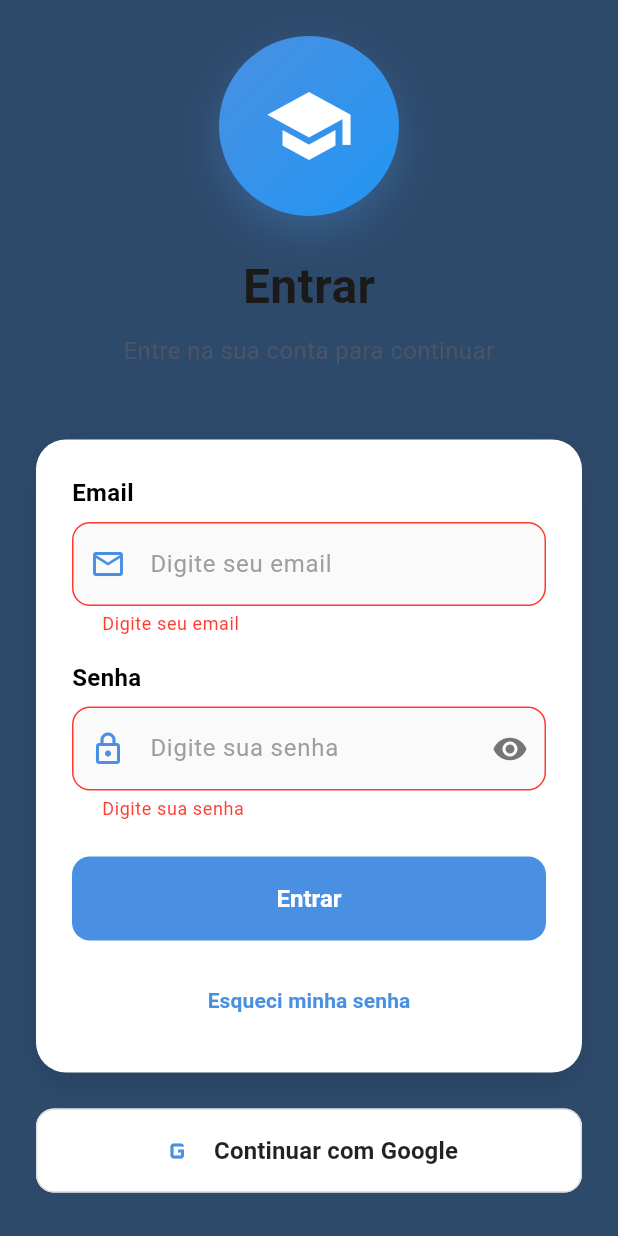
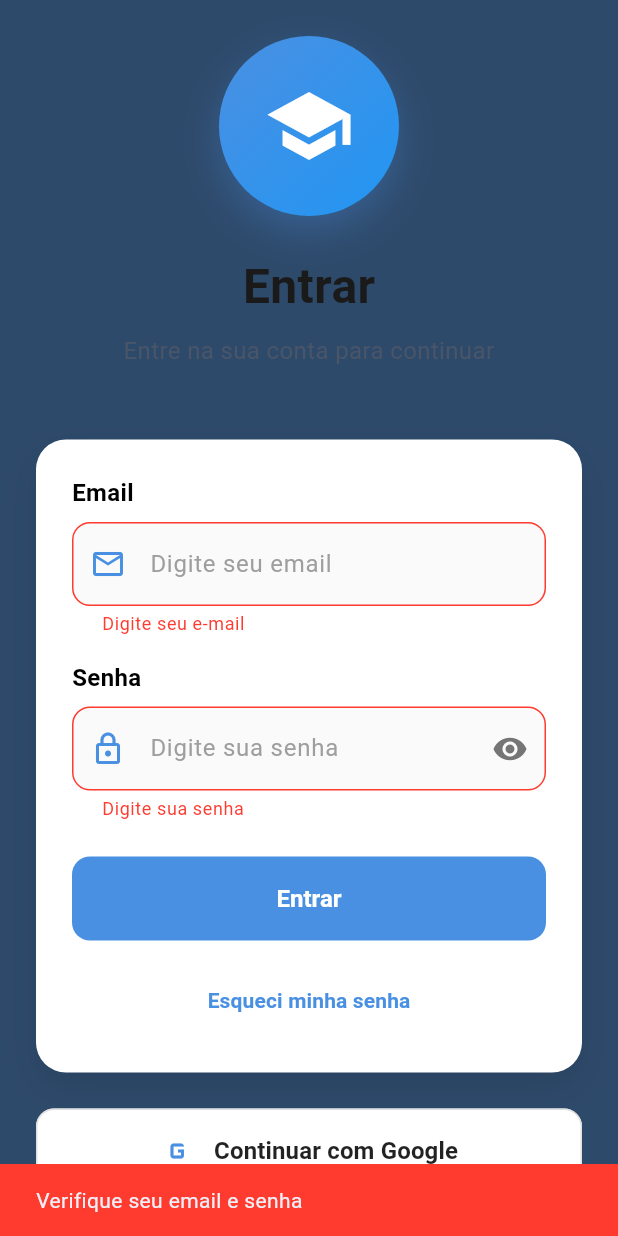
Before and after one commit to FabioSonats/enceja-plus, a Flutter app: the screen it shows after launch, after a tap on "Pular", after a tap on "Entrar", on a phone screen of 412 x 824 dp. Run offline on Flutter 3.47's test engine with Material 3 defaults, Android fonts, the phone set to English and light mode, and no system bars; our stand-ins replace cloud_firestore, equatable, firebase_auth, firebase_core, firebase_storage, flutter_bloc and 4 more; missing offline and left inert: dart:html; accounts and stored records are empty.

Commit message:
feat: implementar validaÃ§Ãµes robustas na tela de login
- Criar classe Validators com validaÃ§Ãµes reutilizÃ¡veis
- ValidaÃ§Ã£o de email com regex: ^[\w-\.]+@([\w-]+\.)+[\w-]{2,4}$
- ValidaÃ§Ã£o de senha forte para cadastro (8+ chars, maiÃºscula, minÃºscula, nÃºmero, sÃ­mbolo)
- ValidaÃ§Ã£o simples de senha para login (apenas nÃ£o vazia)
- Aplicar validaÃ§Ãµes diferentes para login e cadastro
- Melhorar feedback visual com mensagens de erro claras
- Validar email no diÃ¡logo de recuperaÃ§Ã£o de senha
- Impedir submissÃ£o do formulÃ¡rio sem validaÃ§Ã£o

```diff
--- /dev/null
+++ b/lib/core/utils/validators.dart
@@ -0,0 +1,66 @@
+/// Validações para formulários de autenticação
+
+class Validators {
+  /// Validação de email
+  ///
+  /// Regras:
+  /// - Não pode estar vazio
+  /// - Deve ter formato válido com @ e domínio
+  ///
+  /// Regex: ^[\w-\.]+@([\w-]+\.)+[\w-]{2,4}$
+  static String? validateEmail(String? value) {
+    if (value == null || value.isEmpty) {
+      return "Digite seu e-mail";
+    }
+
+    final emailRegex = RegExp(r'^[\w-\.]+@([\w-]+\.)+[\w-]{2,4}$');
+
+    if (!emailRegex.hasMatch(value)) {
+      return "E-mail inválido";
+    }
+
+    return null;
+  }
+
+  /// Validação de senha para cadastro
+  ///
+  /// Regras:
+  /// - Mínimo de 8 caracteres
+  /// - Pelo menos 1 letra maiúscula
+  /// - Pelo menos 1 letra minúscula
+  /// - Pelo menos 1 número
+  /// - Pelo menos 1 símbolo (@$!%*?&)
+  ///
+  /// Regex: ^(?=.*[a-z])(?=.*[A-Z])(?=.*\d)(?=.*[@$!%*?&])[A-Za-z\d@$!%*?&]{8,}$
+  static String? validatePasswordSignUp(String? value) {
+    if (value == null || value.isEmpty) {
+      return "Digite sua senha";
+    }
+
+    final passwordRegex = RegExp(
+      r'^(?=.*[a-z])(?=.*[A-Z])(?=.*\d)(?=.*[@$!%*?&])[A-Za-z\d@$!%*?&]{8,}$',
+    );
+
+    if (!passwordRegex.hasMatch(value)) {
+      return "A senha deve conter:\n"
+          "• 8+ caracteres\n"
+          "• Letra maiúscula\n"
+          "• Letra minúscula\n"
+          "• Número\n"
+          "• Símbolo (@\$!%*?&)";
+    }
+
+    return null;
+  }
+
+  /// Validação de senha para login (mais simples)
+  ///
+  /// Regras:
+  /// - Apenas verificar que não está vazia
+  static String? validatePasswordLogin(String? value) {
+    if (value == null || value.isEmpty) {
+      return "Digite sua senha";
+    }
+    return null;
+  }
+}
--- a/lib/presentation/views/auth/login_screen.dart
+++ b/lib/presentation/views/auth/login_screen.dart
@@ -3,6 +3,7 @@ import 'package:flutter_bloc/flutter_bloc.dart';
 import 'package:go_router/go_router.dart';
 import '../../../core/theme/app_theme.dart';
 import '../../../core/routes/app_routes.dart';
+import '../../../core/utils/validators.dart';
 import '../../blocs/auth_bloc.dart';
 import '../../widgets/auth/custom_text_field.dart';
 import '../../widgets/auth/auth_button.dart';
@@ -142,16 +143,7 @@ class _LoginScreenState extends State<LoginScreen> {
               hint: 'Digite seu email',
               keyboardType: TextInputType.emailAddress,
               prefixIcon: Icons.email_outlined,
-              validator: (value) {
-                if (value == null || value.isEmpty) {
-                  return 'Digite seu email';
-                }
-                if (!RegExp(r'^[\w-\.]+@([\w-]+\.)+[\w-]{2,4}$')
-                    .hasMatch(value)) {
-                  return 'Digite um email válido';
-                }
-                return null;
-              },
+              validator: Validators.validateEmail,
             ),
             const SizedBox(height: 16),
 
@@ -159,7 +151,9 @@ class _LoginScreenState extends State<LoginScreen> {
             CustomTextField(
               controller: _passwordController,
               label: 'Senha',
-              hint: 'Digite sua senha',
+              hint: _isSignUp
+                  ? 'Mínimo 8 caracteres com maiúscula, minúscula, número e símbolo'
+                  : 'Digite sua senha',
               obscureText: _obscurePassword,
               prefixIcon: Icons.lock_outlined,
               suffixIcon: IconButton(
@@ -173,15 +167,9 @@ class _LoginScreenState extends State<LoginScreen> {
                   });
                 },
               ),
-              validator: (value) {
-                if (value == null || value.isEmpty) {
-                  return 'Digite sua senha';
-                }
-                if (value.length < 6) {
-                  return 'A senha deve ter pelo menos 6 caracteres';
-                }
-                return null;
-              },
+              validator: _isSignUp
+                  ? Validators.validatePasswordSignUp
+                  : Validators.validatePasswordLogin,
             ),
             const SizedBox(height: 24),
 
@@ -282,6 +270,7 @@ class _LoginScreenState extends State<LoginScreen> {
   }
 
   void _submitForm() {
+    // Validar formulário antes de submeter
     if (_formKey.currentState!.validate()) {
       if (_isSignUp) {
         context.read<AuthBloc>().add(
@@ -298,6 +287,19 @@ class _LoginScreenState extends State<LoginScreen> {
               ),
             );
       }
+    } else {
+      // Se a validação falhar, mostrar mensagem
+      ScaffoldMessenger.of(context).showSnackBar(
+        SnackBar(
+          content: Text(
+            _isSignUp
+                ? 'Por favor, corrija os erros no formulário'
+                : 'Verifique seu email e senha',
+          ),
+          backgroundColor: AppTheme.errorColor,
+          duration: const Duration(seconds: 2),
+        ),
+      );
     }
   }
 
@@ -313,13 +315,14 @@ class _LoginScreenState extends State<LoginScreen> {
           children: [
             const Text('Digite seu email para receber o link de recuperação:'),
             const SizedBox(height: 16),
-            TextField(
+            TextFormField(
               controller: emailController,
               decoration: const InputDecoration(
                 labelText: 'Email',
                 border: OutlineInputBorder(),
               ),
               keyboardType: TextInputType.emailAddress,
+              validator: Validators.validateEmail,
             ),
           ],
         ),
```
